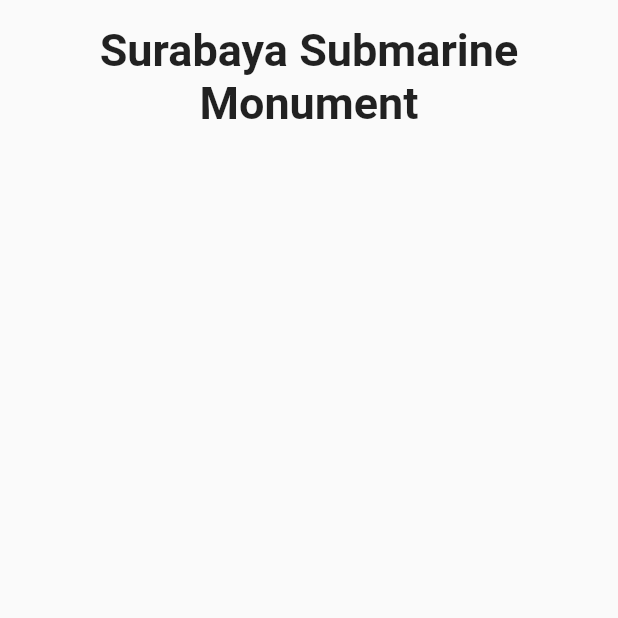
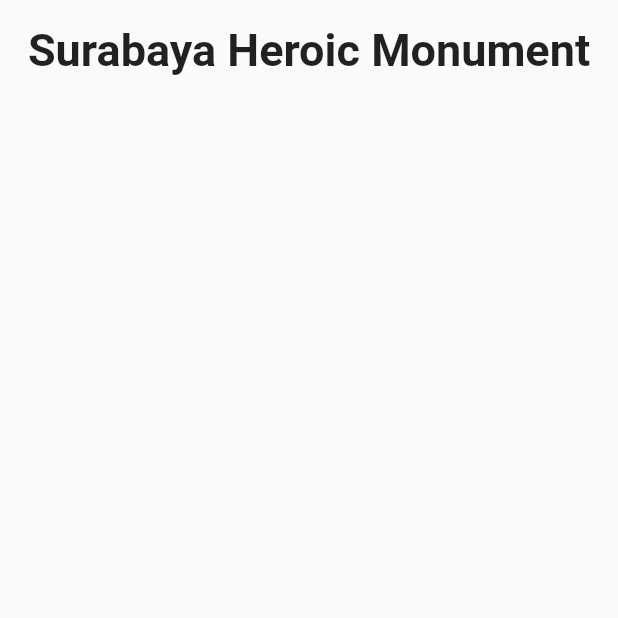
Before and after one commit to muadzfathulloh/FlutterTrainning, a Flutter app: the screen it shows after launch, on a phone screen of 412 x 824 dp, the top half of it. Run offline on Flutter 3.47's test engine with Material 2 defaults, Android fonts, the phone set to English and light mode, and no system bars.

Commit message:
Layout - Percobaan 1

```diff
--- a/lib/main.dart
+++ b/lib/main.dart
@@ -31,7 +31,7 @@ class DetailScreen extends StatelessWidget {
             Container(
               margin: EdgeInsets.only(top: 16.0),
               child: Text(
-                "Surabaya Submarine Monument",
+                "Surabaya Heroic Monument",
                 textAlign: TextAlign.center,
                 style: TextStyle(
                   fontSize: 30.0,
```
